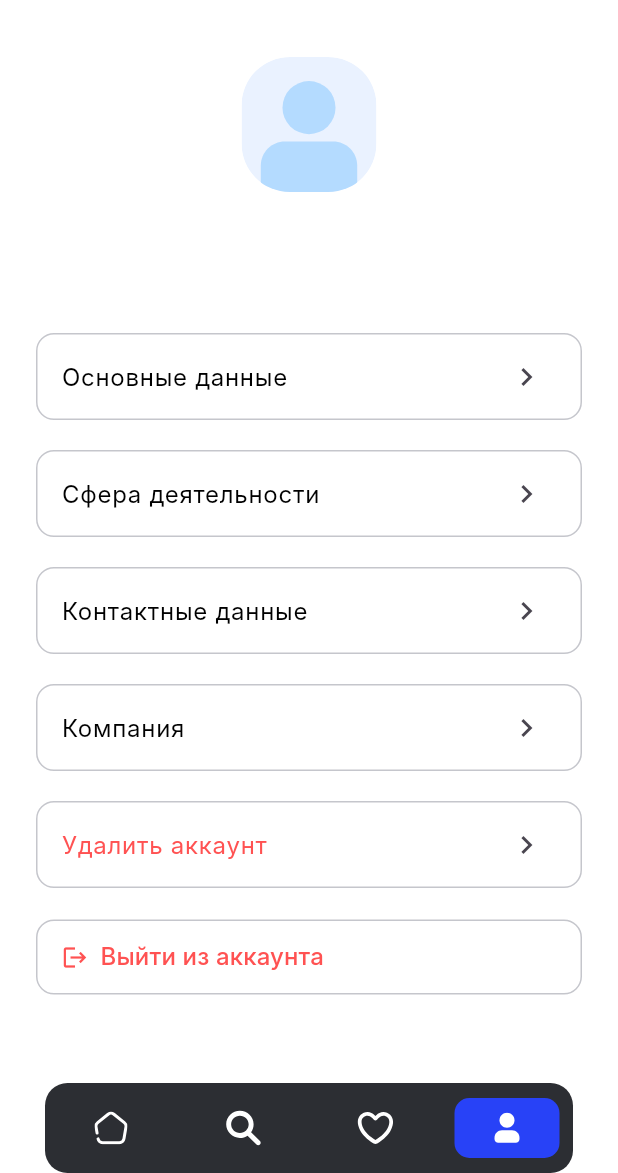
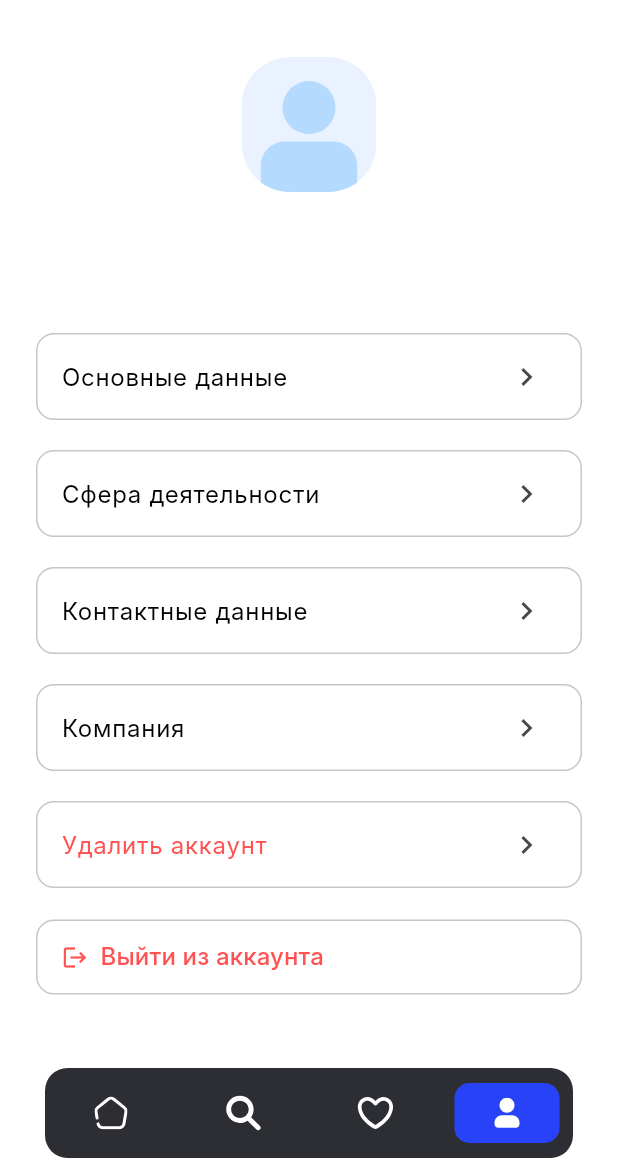
Before and after one commit to TP-Jobsy/jobsy-client, a Flutter app: the ProfileScreen screen opened by its route, on a phone screen of 412 x 824 dp, the part 63-1236 px from its top. Run offline on Flutter 3.47's test engine with Material 3 defaults, Android fonts, the phone set to English and light mode, and no system bars; our stand-ins replace cached_network_image, flutter_svg, mask_text_input_formatter, shared_preferences; accounts and stored records are empty; network calls fail; Roboto replaces fonts that are missing (Inter).

Commit message:
feat: fix height

```diff
--- a/lib/component/custom_bottom_nav_bar.dart
+++ b/lib/component/custom_bottom_nav_bar.dart
@@ -54,9 +54,9 @@ class CustomBottomNavBar extends StatelessWidget {
     ];
 
     return SizedBox(
-      height: navHeight + bottomInset,
+      height: navHeight + 10,
       child: Padding(
-        padding: EdgeInsets.only(bottom: bottomInset),
+        padding: EdgeInsets.only(bottom: 10),
         child: Center(
           child: Container(
             height: navHeight,
```
